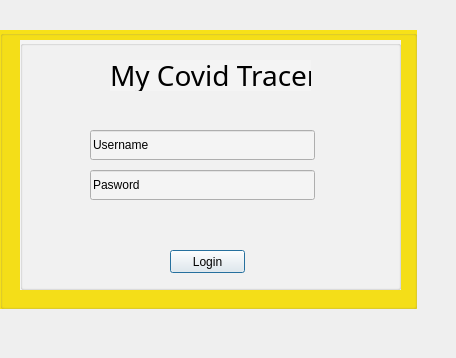
Old version of the form userApp/logindialog.ui in the repository KempCode/CS106CovidPassport.
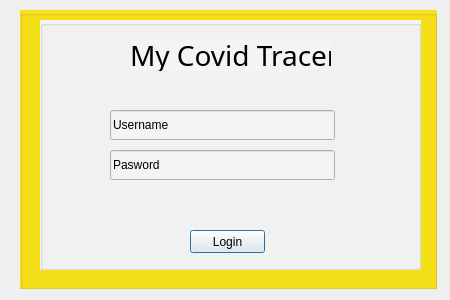
New version of the form.

The edit to the form file:
```diff
--- a/userApp/logindialog.ui
+++ b/userApp/logindialog.ui
@@ -6,8 +6,8 @@
    <rect>
     <x>0</x>
     <y>0</y>
-    <width>456</width>
-    <height>358</height>
+    <width>450</width>
+    <height>300</height>
    </rect>
   </property>
   <property name="windowTitle">
@@ -16,8 +16,8 @@
   <widget class="QGroupBox" name="groupBox">
    <property name="geometry">
     <rect>
-     <x>0</x>
-     <y>30</y>
+     <x>20</x>
+     <y>10</y>
      <width>417</width>
      <height>279</height>
     </rect>
```
